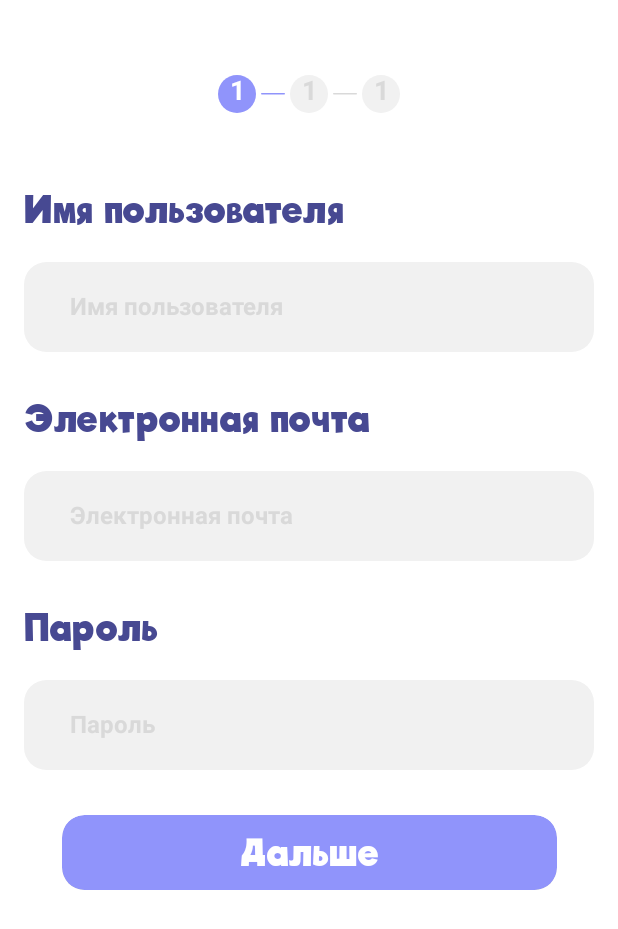
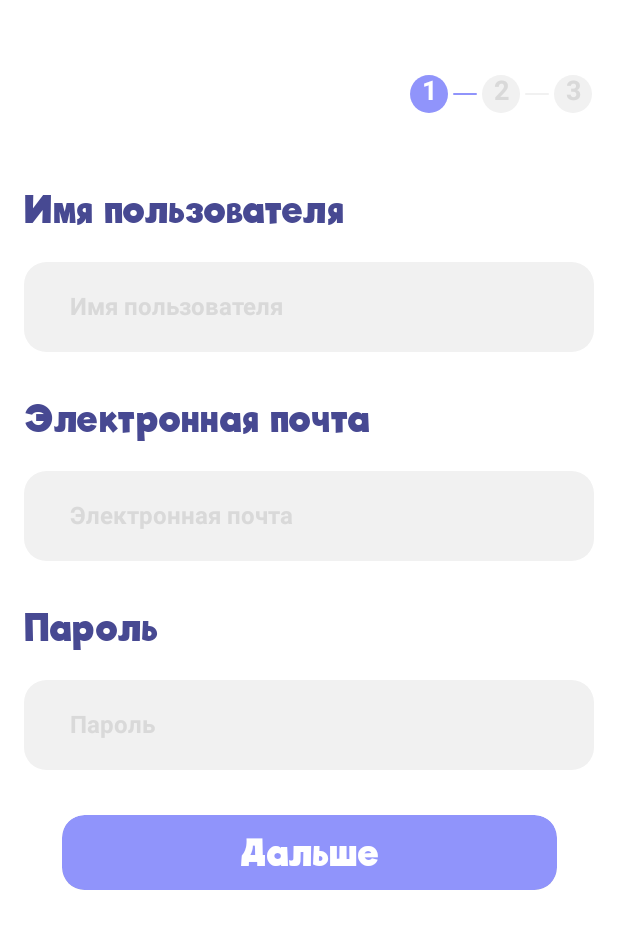
Before and after one commit to Turtle-Team/NoLimits4WebHackaton, an Android app built with Jetpack Compose: the Register screen opened through its navigation route, on a phone screen of 412 x 824 dp. Shown: the top 929 px of the screen. Run offline under Robolectric (Android 15) with nearby library versions, the phone set to English and light mode, and no system bars; libraries missing offline, so code that uses them is left out: com.squareup.sqldelight.

Commit message:
Поправил индикатор сверху

```diff
--- a/androidApp/src/main/java/com/lyadsky/nolimits4webapp/android/MainActivity.kt
+++ b/androidApp/src/main/java/com/lyadsky/nolimits4webapp/android/MainActivity.kt
@@ -9,6 +9,8 @@ import androidx.compose.foundation.layout.fillMaxSize
 import androidx.compose.runtime.LaunchedEffect
 import androidx.compose.runtime.mutableStateOf
 import androidx.compose.ui.Modifier
+import androidx.compose.ui.graphics.Color
+import androidx.compose.ui.graphics.toArgb
 import androidx.navigation.compose.rememberNavController
 import com.lyadsky.nolimits4webapp.android.features.mainNavigation.MainNavigationScreen
 import com.lyadsky.nolimits4webapp.android.navigation.AndroidNavigator
@@ -25,6 +27,8 @@ class MainActivity : ComponentActivity() {
     override fun onCreate(savedInstanceState: Bundle?) {
         super.onCreate(savedInstanceState)
         val startDestination = defineStartDestination()
+
+        window.statusBarColor = Color.White.toArgb()
 
         setContent {
             val navController = rememberNavController()
--- a/androidApp/src/main/java/com/lyadsky/nolimits4webapp/android/features/register/Register.kt
+++ b/androidApp/src/main/java/com/lyadsky/nolimits4webapp/android/features/register/Register.kt
@@ -5,8 +5,7 @@ import androidx.compose.foundation.background
 import androidx.compose.foundation.layout.Column
 import androidx.compose.foundation.layout.fillMaxSize
 import androidx.compose.foundation.layout.padding
-import androidx.compose.runtime.Composable
-import androidx.compose.runtime.collectAsState
+import androidx.compose.runtime.*
 import androidx.compose.ui.Alignment
 import androidx.compose.ui.Modifier
 import androidx.compose.ui.unit.dp
@@ -16,6 +15,7 @@ import com.lyadsky.nolimits4webapp.android.features.infoUser.InfoUserScreen
 import com.lyadsky.nolimits4webapp.android.features.register.layouts.HobbiesScreen
 import com.lyadsky.nolimits4webapp.android.features.views.bars.StageBar
 import com.lyadsky.nolimits4webapp.features.register.viewModel.RegisterViewModel
+import kotlinx.coroutines.delay
 import org.koin.androidx.compose.getViewModel
 import org.koin.core.qualifier.named
 
@@ -37,11 +37,12 @@ fun RegisterScreens(
             .background(LocalColors.current.background),
         horizontalAlignment = Alignment.CenterHorizontally
     ) {
-        StageBar(Modifier.padding(top = 50.dp),number = state.value.stage)
+        StageBar(Modifier.padding(top = 50.dp),number = state.value.stage, 3)
         when (state.value.stage) {
             1 -> RegisterScreen(viewModelWrapper)
             2 -> InfoUserScreen(viewModelWrapper)
             3 -> HobbiesScreen(viewModelWrapper)
+            else -> {}
         }
     }
 }
--- a/androidApp/src/main/java/com/lyadsky/nolimits4webapp/android/features/views/bars/StageBar.kt
+++ b/androidApp/src/main/java/com/lyadsky/nolimits4webapp/android/features/views/bars/StageBar.kt
@@ -1,80 +1,89 @@
 package com.lyadsky.nolimits4webapp.android.features.views.bars
 
 import androidx.compose.foundation.background
+import androidx.compose.foundation.gestures.animateScrollBy
 import androidx.compose.foundation.layout.*
+import androidx.compose.foundation.lazy.LazyRow
+import androidx.compose.foundation.lazy.rememberLazyListState
 import androidx.compose.foundation.shape.CircleShape
-import androidx.compose.material.Icon
+import androidx.compose.foundation.shape.RoundedCornerShape
 import androidx.compose.material.Text
 import androidx.compose.runtime.Composable
+import androidx.compose.runtime.LaunchedEffect
 import androidx.compose.ui.Alignment
 import androidx.compose.ui.Modifier
 import androidx.compose.ui.graphics.Color
-import androidx.compose.ui.res.painterResource
+import androidx.compose.ui.platform.LocalConfiguration
+import androidx.compose.ui.platform.LocalDensity
 import androidx.compose.ui.text.TextStyle
 import androidx.compose.ui.text.font.FontWeight
 import androidx.compose.ui.text.style.TextAlign
 import androidx.compose.ui.unit.dp
 import androidx.compose.ui.unit.sp
-import com.lyadsky.nolimits4webapp.android.R
 
 @Composable
-fun StageBar(modifier: Modifier = Modifier,number: Int) {
-    Row (modifier = modifier,horizontalArrangement = Arrangement.Center, verticalAlignment = Alignment.CenterVertically) {
+fun StageBar(modifier: Modifier = Modifier, number: Int, count: Int) {
+    val state = rememberLazyListState()
+
+    val width = with(LocalDensity.current) { LocalConfiguration.current.screenWidthDp.toDp() }
+
+    LazyRow(
+        state = state,
+        userScrollEnabled = false,
+        modifier = Modifier
+            .fillMaxWidth()
+            .then(modifier),
+        contentPadding = PaddingValues(horizontal = (width)),
+        horizontalArrangement = Arrangement.spacedBy(3.dp, Alignment.CenterHorizontally),
+        verticalAlignment = Alignment.CenterVertically
+    ) {
+        repeat(count) { iteration ->
+            item {
+                Row(verticalAlignment = Alignment.CenterVertically,
+                horizontalArrangement = Arrangement.spacedBy(3.dp)) {
                     Text(
-            text = "$number", modifier = Modifier
+                        text = (iteration + 1).toString(), modifier = Modifier
                             .background(
-                    color = if (number == 1) Color(0xFF9094FB) else Color(0xFFF1F1F1),
+                                color = if (number == iteration + 1) Color(0xFF9094FB) else Color(
+                                    0xFFF1F1F1
+                                ),
                                 shape = CircleShape
                             )
                             .size(25.dp),
                         style = TextStyle(
-                color = if (number == 1) Color.White else Color(0xFFD9D9D9),
+                            color = if (number == iteration + 1) Color.White else Color(0xFFD9D9D9),
                             fontSize = 18.sp,
-                textAlign = TextAlign.Center ,
+                            textAlign = TextAlign.Center,
                             fontWeight = FontWeight(700)
                         )
                     )
-
-        Icon(
-            painter = painterResource(id = R.drawable.ic_line_stage), contentDescription = "",
-            tint = if (number == 1) Color(0xFF9094FB) else Color(0xFFD9D9D9),
-            modifier = Modifier.padding(horizontal = 3.dp).width(16.dp)
-        )
-
-        Text(
-            text = "$number", modifier = Modifier
+                    if (iteration + 1 != count)
+                        Spacer(
+                            modifier = Modifier
+                                .size(16.dp, 1.dp)
                                 .background(
-                    color = if (number == 2) Color(0xFF9094FB) else Color(0xFFF1F1F1),
-                    shape = CircleShape
-                )
-                .size(25.dp),
-            style = TextStyle(
-                color = if (number == 2) Color.White else Color(0xFFD9D9D9),
-                fontSize = 18.sp,
-                textAlign = TextAlign.Center ,
-                fontWeight = FontWeight(700)
-            )
-        )
-
-        Icon(
-            painter = painterResource(id = R.drawable.ic_line_stage), contentDescription = "",
-            tint = if (number == 2) Color(0xFF9094FB) else Color(0xFFD9D9D9),
-            modifier = Modifier.padding(horizontal = 3.dp)
-        )
-
-        Text(
-            text = "$number", modifier = Modifier
-                .background(
-                    color = if (number == 3) Color(0xFF9094FB) else Color(0xFFF1F1F1),
-                    shape = CircleShape
-                )
-                .size(25.dp),
-            style = TextStyle(
-                color = if (number == 3) Color.White else Color(0xFFD9D9D9),
-                fontSize = 18.sp,
-                textAlign = TextAlign.Center ,
-                fontWeight = FontWeight(700)
+                                    if (number == iteration + 1) Color(0xFF9094FB) else Color(
+                                        0xFFF1F1F1
+                                    ),
+                                    RoundedCornerShape(5.dp)
                                 )
                         )
                 }
             }
+        }
+    }
+
+
+
+    LaunchedEffect(key1 = number, block = {
+
+        val itemInfo = state.layoutInfo.visibleItemsInfo.firstOrNull { it.index == number}
+        if (itemInfo != null) {
+            val center = state.layoutInfo.viewportEndOffset / 2
+            val childCenter = itemInfo.offset + itemInfo.size / 2
+            state.animateScrollBy((childCenter - center).toFloat())
+        } else {
+            state.animateScrollToItem(number)
+        }
+    })
+}
```
Lines whose indentation alone changed are shown as unchanged.
